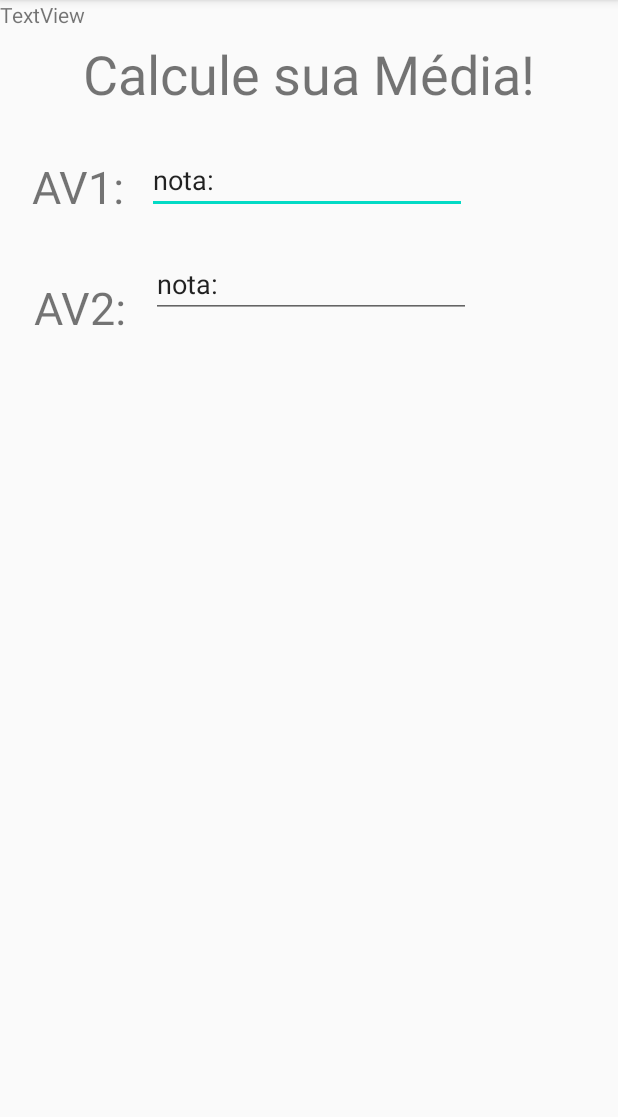
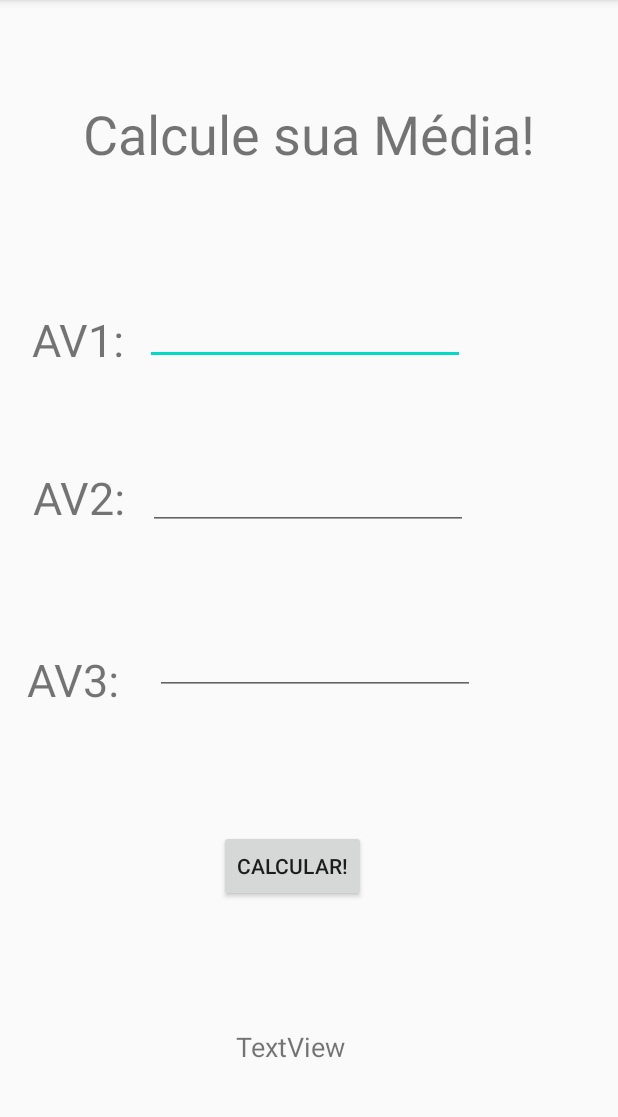
Before and after one commit to mateusmariano/GMWnotes, an Android app: the CalcMedia screen opened directly, with no data from a screen before it, on a phone screen of 412 x 824 dp, the part 84-1201 px from its top. Run offline under Robolectric (Android 15) with nearby library versions, the phone set to English and light mode, and no system bars.

Commit message:
[CalcMedia] - Lógica
sistema lógico implementado, com erro no feedback para usuario e nos calculos

```diff
--- a/app/src/main/res/layout/activity_calc_media.xml
+++ b/app/src/main/res/layout/activity_calc_media.xml
@@ -12,16 +12,16 @@
         android:layout_height="wrap_content"
         android:layout_marginStart="20dp"
         android:layout_marginLeft="20dp"
-        android:layout_marginTop="86dp"
+        android:layout_marginTop="22dp"
         android:layout_marginEnd="328dp"
         android:layout_marginRight="328dp"
-        android:layout_marginBottom="605dp"
+        android:layout_marginBottom="16dp"
         android:text="AV1:"
         android:textSize="30sp"
-        app:layout_constraintBottom_toBottomOf="parent"
+        app:layout_constraintBottom_toTopOf="@+id/AV2TextView3"
         app:layout_constraintEnd_toEndOf="parent"
         app:layout_constraintStart_toStartOf="parent"
-        app:layout_constraintTop_toTopOf="parent" />
+        app:layout_constraintTop_toBottomOf="@+id/textView4" />
 
     <TextView
         android:id="@+id/AV2TextView3"
@@ -29,14 +29,14 @@
         android:layout_height="wrap_content"
         android:layout_marginStart="22dp"
         android:layout_marginLeft="22dp"
-        android:layout_marginTop="31dp"
         android:layout_marginEnd="327dp"
         android:layout_marginRight="327dp"
-        android:layout_marginBottom="534dp"
+        android:layout_marginBottom="8dp"
         android:text="AV2:"
         android:textSize="30sp"
-        app:layout_constraintBottom_toBottomOf="parent"
+        app:layout_constraintBottom_toTopOf="@+id/textView2"
         app:layout_constraintEnd_toEndOf="parent"
+        app:layout_constraintHorizontal_bias="0.0"
         app:layout_constraintStart_toStartOf="parent"
         app:layout_constraintTop_toBottomOf="@+id/AVITextView2" />
 
@@ -63,15 +63,14 @@
         android:layout_height="wrap_content"
         android:layout_marginStart="16dp"
         android:layout_marginLeft="16dp"
-        android:layout_marginTop="24dp"
+        android:layout_marginTop="70dp"
         android:layout_marginEnd="102dp"
         android:layout_marginRight="102dp"
-        android:layout_marginBottom="24dp"
         android:ems="10"
         android:inputType="textPersonName"
-        android:text="nota:"
         app:layout_constraintBottom_toTopOf="@+id/av2textfield"
         app:layout_constraintEnd_toEndOf="parent"
+        app:layout_constraintHorizontal_bias="1.0"
         app:layout_constraintStart_toEndOf="@+id/AVITextView2"
         app:layout_constraintTop_toBottomOf="@+id/textView4" />
 
@@ -81,21 +80,84 @@
         android:layout_height="wrap_content"
         android:layout_marginStart="17dp"
         android:layout_marginLeft="17dp"
-        android:layout_marginTop="24dp"
+        android:layout_marginTop="50dp"
         android:layout_marginEnd="100dp"
         android:layout_marginRight="100dp"
         android:ems="10"
         android:inputType="textPersonName"
-        android:text="nota:"
+        app:layout_constraintBottom_toTopOf="@+id/av3TextField"
         app:layout_constraintEnd_toEndOf="parent"
+        app:layout_constraintHorizontal_bias="1.0"
         app:layout_constraintStart_toEndOf="@+id/AV2TextView3"
         app:layout_constraintTop_toBottomOf="@+id/av1textfield" />
 
     <TextView
-        android:id="@+id/textView5"
+        android:id="@+id/faltanteText"
         android:layout_width="wrap_content"
         android:layout_height="wrap_content"
+        android:layout_marginStart="157dp"
+        android:layout_marginLeft="157dp"
+        android:layout_marginTop="8dp"
+        android:layout_marginEnd="182dp"
+        android:layout_marginRight="182dp"
+        android:layout_marginBottom="43dp"
         android:text="TextView"
-        tools:layout_editor_absoluteX="29dp"
-        tools:layout_editor_absoluteY="376dp" />
+        android:textSize="18sp"
+        app:layout_constraintBottom_toBottomOf="parent"
+        app:layout_constraintEnd_toEndOf="parent"
+        app:layout_constraintStart_toStartOf="parent"
+        app:layout_constraintTop_toBottomOf="@+id/calcButton" />
+
+    <TextView
+        android:id="@+id/textView2"
+        android:layout_width="wrap_content"
+        android:layout_height="wrap_content"
+        android:layout_marginStart="21dp"
+        android:layout_marginLeft="21dp"
+        android:layout_marginTop="24dp"
+        android:layout_marginEnd="332dp"
+        android:layout_marginRight="332dp"
+        android:layout_marginBottom="246dp"
+        android:text="AV3:"
+        android:textSize="30sp"
+        app:layout_constraintBottom_toBottomOf="parent"
+        app:layout_constraintEnd_toEndOf="parent"
+        app:layout_constraintHorizontal_bias="1.0"
+        app:layout_constraintStart_toStartOf="parent"
+        app:layout_constraintTop_toBottomOf="@+id/AV2TextView3" />
+
+    <EditText
+        android:id="@+id/av3TextField"
+        android:layout_width="wrap_content"
+        android:layout_height="wrap_content"
+        android:layout_marginStart="23dp"
+        android:layout_marginLeft="23dp"
+        android:layout_marginTop="50dp"
+        android:layout_marginEnd="97dp"
+        android:layout_marginRight="97dp"
+        android:layout_marginBottom="8dp"
+        android:ems="10"
+        android:inputType="textPersonName"
+        app:layout_constraintBottom_toTopOf="@+id/calcButton"
+        app:layout_constraintEnd_toEndOf="parent"
+        app:layout_constraintHorizontal_bias="0.0"
+        app:layout_constraintStart_toEndOf="@+id/textView2"
+        app:layout_constraintTop_toBottomOf="@+id/av2textfield" />
+
+    <Button
+        android:id="@+id/calcButton"
+        android:layout_width="wrap_content"
+        android:layout_height="wrap_content"
+        android:layout_marginStart="146dp"
+        android:layout_marginLeft="146dp"
+        android:layout_marginTop="68dp"
+        android:layout_marginEnd="168dp"
+        android:layout_marginRight="168dp"
+        android:layout_marginBottom="61dp"
+        android:text="Calcular!"
+        app:layout_constraintBottom_toTopOf="@+id/faltanteText"
+        app:layout_constraintEnd_toEndOf="parent"
+        app:layout_constraintHorizontal_bias="0.0"
+        app:layout_constraintStart_toStartOf="parent"
+        app:layout_constraintTop_toBottomOf="@+id/av3TextField" />
 </androidx.constraintlayout.widget.ConstraintLayout>
```
Also changed, not shown: app/src/main/java/com/example/gmwnotes/CalcMedia.java (+79 -6 lines), app/src/main/java/com/example/gmwnotes/DashboardUser.java (+17 -0 lines), app/src/main/res/layout/activity_dashboard_user.xml (+11 -3 lines).
